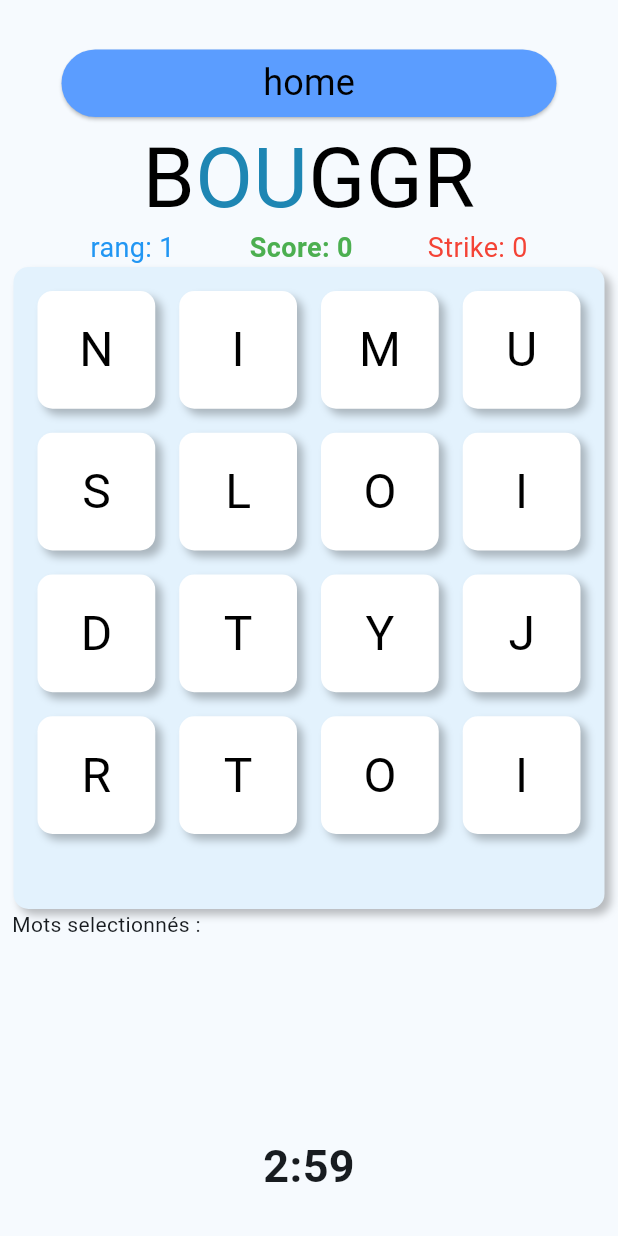
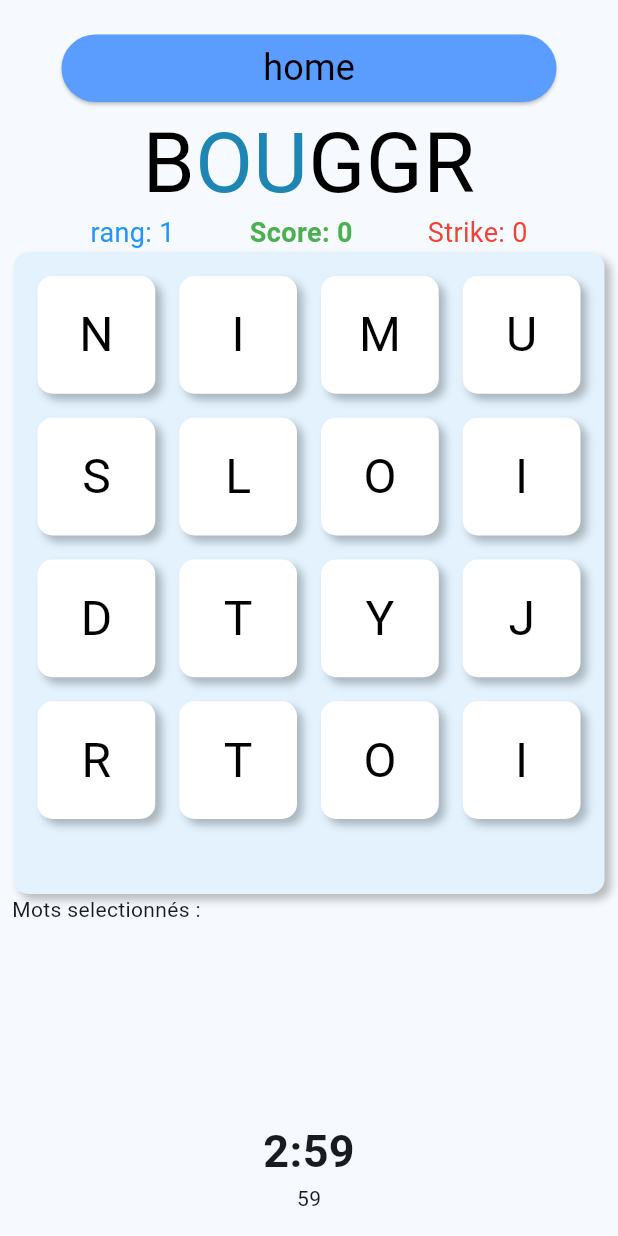
Before and after one commit to Akkuun/TER_L3_2023_Boggle_Mobile, a Flutter app: the screen it shows after launch, after a tap on "SinglePlayer", on a phone screen of 412 x 824 dp. Run offline on Flutter 3.47's test engine with Material 3 defaults, Android fonts, the light colour scheme and no system bars; missing offline and left inert: binary; Roboto replaces fonts that are missing (Jua).

Commit message:
push save in state time

```diff
--- a/lib/components/timer.dart
+++ b/lib/components/timer.dart
@@ -1,4 +1,5 @@
 import 'package:bouggr/providers/game.dart';
+import 'package:bouggr/providers/timer.dart';
 import 'package:flutter/material.dart';
 import 'dart:async';
 
@@ -23,6 +24,8 @@ class _BoggleTimerState extends State<BoggleTimer> {
   @override
   void initState() {
     super.initState();
+    TimerServices timerServices =
+        Provider.of<TimerServices>(context, listen: false);
     timer = Timer.periodic(const Duration(seconds: 1), (Timer t) {
       if (!running) {
         Provider.of<GameServices>(context, listen: false).stop();
@@ -31,12 +34,15 @@ class _BoggleTimerState extends State<BoggleTimer> {
       setState(() {
         if (seconds > 0) {
           seconds--;
+          timerServices.update(seconds, minutes);
         } else {
           if (minutes > 0) {
             minutes--;
             seconds = 59;
+            timerServices.update(seconds, minutes);
           } else {
             running = false;
+            timerServices.stop();
           }
         }
       });
@@ -47,6 +53,7 @@ class _BoggleTimerState extends State<BoggleTimer> {
   @override
   void dispose() {
     timer.cancel();
+
     super.dispose();
   }
 
@@ -95,6 +102,7 @@ class _BoggleTimerState extends State<BoggleTimer> {
   @override
   Widget build(BuildContext context) {
     startTimer();
+
     return Text(
       displayTimer(),
       style: const TextStyle(
--- a/lib/main.dart
+++ b/lib/main.dart
@@ -1,5 +1,6 @@
 import 'package:bouggr/providers/game.dart';
 import 'package:bouggr/providers/navigation.dart';
+import 'package:bouggr/providers/timer.dart';
 import 'package:bouggr/router.dart';
 import 'package:flutter/material.dart';
 import 'package:flutter/services.dart';
@@ -18,7 +19,8 @@ class App extends StatelessWidget {
     return MultiProvider(
       providers: [
         ChangeNotifierProvider(create: (context) => NavigationServices()),
-        ChangeNotifierProvider(create: (context) => GameServices())
+        ChangeNotifierProvider(create: (context) => GameServices()),
+        ChangeNotifierProvider(create: (context) => TimerServices())
       ],
       child: MaterialApp(
         debugShowCheckedModeBanner: false,
--- a/lib/pages/game.dart
+++ b/lib/pages/game.dart
@@ -15,6 +15,7 @@ import 'package:bouggr/providers/navigation.dart';
 
 //utils
 import 'package:bouggr/pages/page_name.dart';
+import 'package:bouggr/providers/timer.dart';
 import 'package:bouggr/utils/word_score.dart';
 import 'package:bouggr/utils/dico.dart';
 //flutter
@@ -79,6 +80,7 @@ class _GamePageState extends State<GamePage> {
 
   @override
   Widget build(BuildContext context) {
+    var timerServices = context.watch<TimerServices>();
     return Globals(child: Builder(builder: (BuildContext innerContext) {
       return Padding(
         padding: const EdgeInsets.all(8.0),
@@ -98,7 +100,8 @@ class _GamePageState extends State<GamePage> {
               ScoreBoard(score: score, strikes: strikes),
               boggleGrille,
               WordsFound(previousWords: previousWords),
-              const BoggleTimer(), // Timer placeholder
+              const BoggleTimer(),
+              Text(timerServices.seconds.toString()) // Timer placeholder
             ],
           ),
         ),
--- /dev/null
+++ b/lib/providers/timer.dart
@@ -0,0 +1,40 @@
+import 'package:flutter/material.dart';
+import 'dart:async';
+
+/// c'est un listener qui permet de changer de page
+/// il est utilisé dans main.dart
+/// il est écouté dans page1.dart et page2.dart
+class TimerServices extends ChangeNotifier {
+  var _running = false;
+
+  int _seconds = 0;
+  int _minutes = 3;
+
+  bool get isRunning {
+    return _running;
+  }
+
+  int get minutes {
+    return _minutes;
+  }
+
+  int get seconds {
+    return _seconds;
+  }
+
+  void update(int seconds, int minutes) {
+    _seconds = seconds;
+    _minutes = minutes;
+    notifyListeners();
+  }
+
+  void stop() {
+    _running = false;
+    notifyListeners();
+  }
+
+  void start() {
+    _running = true;
+    notifyListeners();
+  }
+}
```
